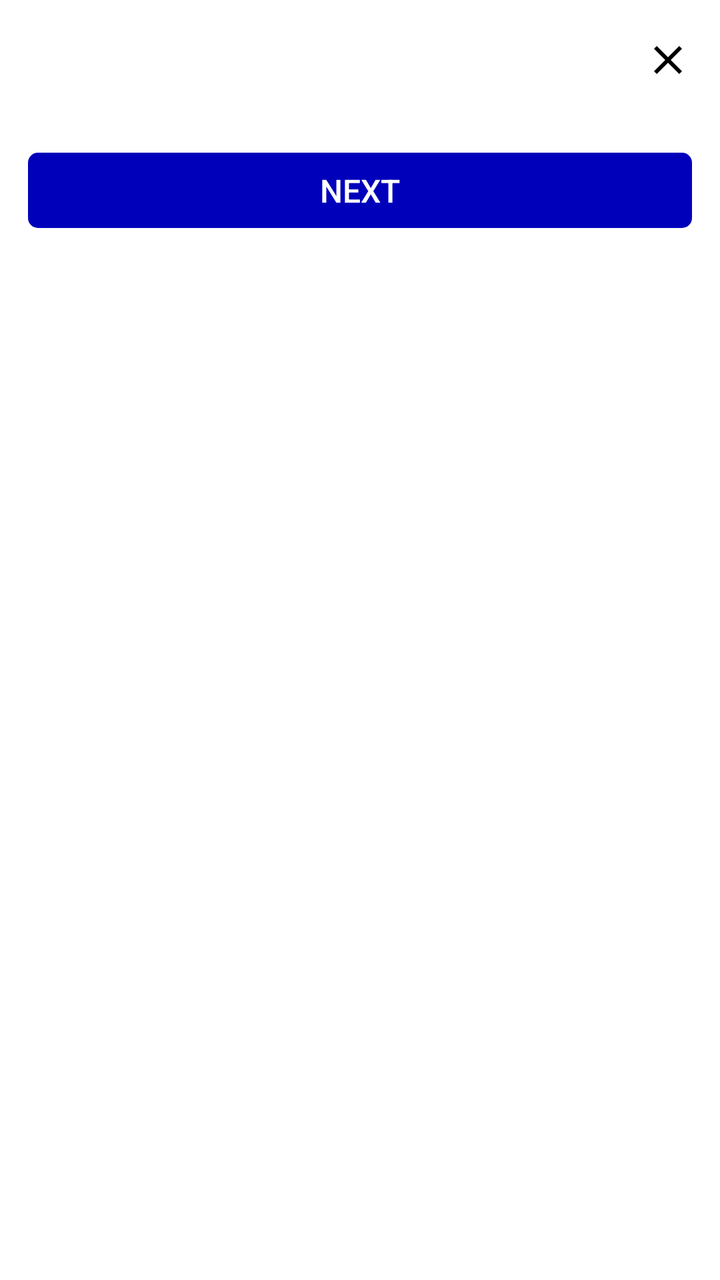
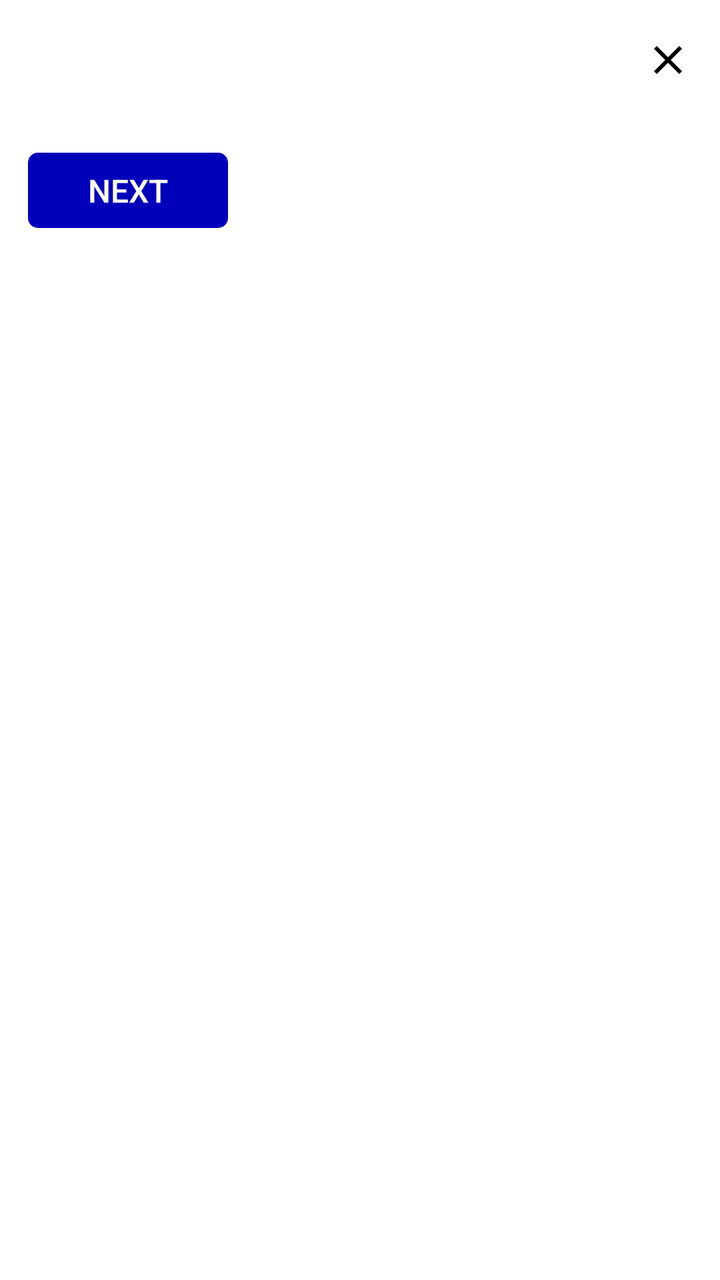

An Android layout rendered at two revisions. The XML below is the earlier revision; the diff shows what the commit changed to produce the second picture.
<!-- AndroidManifest.xml: another module's application theme android:Theme.Light -->
<!-- res/layout/bottom_survey_layout.xml -->
<?xml version="1.0" encoding="utf-8"?>
<LinearLayout
    android:theme="@style/Theme.AppCompat.Light.NoActionBar"
    xmlns:android="http://schemas.android.com/apk/res/android"
    xmlns:app="http://schemas.android.com/apk/res-auto"
    android:layout_width="match_parent"
    android:layout_height="wrap_content"
    android:layout_marginHorizontal="10dp"
    android:layout_marginVertical="10dp"
    android:paddingTop="18dp"
    android:paddingBottom="0dp"
    android:id="@+id/dialog_layout"
    android:background="@drawable/dialog_bg"
    android:clipToPadding="true"
    android:clipChildren="true"
    android:orientation="vertical">
    <RelativeLayout
        android:paddingHorizontal="14dp"
        android:layout_width="match_parent"
        android:layout_height="wrap_content"
        android:orientation="vertical"
        android:layout_marginBottom="0dp"


        >

        <androidx.constraintlayout.widget.ConstraintLayout
            android:id="@+id/question_container"
            android:layout_width="match_parent"
            android:layout_marginBottom="10dp"
            android:layout_height="wrap_content">

            <androidx.appcompat.widget.AppCompatTextView
                android:textAlignment="center"
                android:id="@+id/survey_question_text"
                android:layout_width="0dp"
                android:layout_height="wrap_content"
                android:paddingRight="2dp"
                android:textColor="@color/black"
                android:textSize="18sp"

                app:layout_constraintEnd_toStartOf="@+id/close_dialog_btn"
                app:layout_constraintStart_toStartOf="parent"
                app:layout_constraintTop_toTopOf="parent" />

            <androidx.appcompat.widget.AppCompatImageView
                android:id="@+id/close_dialog_btn"
                android:layout_width="wrap_content"
                android:layout_height="wrap_content"
                android:src="@drawable/ic_close"
                android:visibility="visible"
                android:layout_marginStart="4dp"
                app:layout_constraintEnd_toEndOf="parent"
                app:layout_constraintTop_toTopOf="parent" />
        </androidx.constraintlayout.widget.ConstraintLayout>









        <RelativeLayout
            android:layout_marginVertical="8dp"
            android:id="@+id/dialog_layout_content"
            android:layout_width="match_parent"
            android:layout_height="wrap_content"
            android:layout_below="@+id/question_container"
            android:orientation="vertical"
            android:gravity="center"
            />

        <androidx.appcompat.widget.AppCompatButton
            android:layout_width="match_parent"
            android:layout_height="wrap_content"
            android:layout_below="@+id/dialog_layout_content"
            android:id="@+id/btn_next"
            android:background="@drawable/next_btn_bg"
            android:gravity="center"
            android:foregroundGravity="center_horizontal"
            android:text="Next"
            android:enabled="false"
            android:textSize="16sp"
            android:insetTop="0dp"
            android:insetBottom="0dp"
            android:minHeight="0dp"
            android:minWidth="0dp"
            android:paddingTop="8dp"
            android:paddingBottom="8dp"
            android:paddingHorizontal="10dp"
            android:layout_centerHorizontal="true"

            android:layout_marginTop="8dp"
            android:textColor="@color/white" />






























    </RelativeLayout>












    <com.google.android.material.progressindicator.LinearProgressIndicator
        android:layout_width="match_parent"
        android:layout_height="wrap_content"
        app:trackThickness="6dp"
        android:layout_marginTop="15dp"
        android:id="@+id/horizontal_bottom_progressbar"
        app:trackCornerRadius="10dp"
        app:showAnimationBehavior="outward"
        />
</LinearLayout>
<!-- resources referenced by this layout -->
<resources>
  <color name="black">#FF000000</color>
  <color name="white">#FFFFFFFF</color>
  <!-- drawable dialog_bg (drawable) -->
  <?xml version="1.0" encoding="utf-8"?>
  <shape xmlns:android="http://schemas.android.com/apk/res/android" android:shape="rectangle">
  <corners android:radius="10dp"/>
  
      <padding android:left="0dp" android:right="0dp" android:bottom="0dp" android:top="0dp"/>
  
  </shape>
  <!-- drawable ic_close (drawable) -->
  <vector android:height="24dp" android:tint="#000000"
      android:viewportHeight="24" android:viewportWidth="24"
      android:width="24dp" xmlns:android="http://schemas.android.com/apk/res/android">
      <path android:fillColor="@android:color/white" android:pathData="M19,6.41L17.59,5 12,10.59 6.41,5 5,6.41 10.59,12 5,17.59 6.41,19 12,13.41 17.59,19 19,17.59 13.41,12z"/>
  </vector>
  <!-- drawable next_btn_bg (drawable) -->
  <?xml version="1.0" encoding="utf-8"?>
  <shape xmlns:android="http://schemas.android.com/apk/res/android">
  <corners android:radius="5dp"/>
      <solid android:color="#0000bb"/>
  
  </shape>
</resources>

<!-- the commit's change to res/layout/bottom_survey_layout.xml (unified diff, before → after) -->
@@ -73,27 +73,26 @@
             />
 
         <androidx.appcompat.widget.AppCompatButton
-            android:layout_width="match_parent"
+            android:id="@+id/btn_next"
+            android:layout_width="wrap_content"
             android:layout_height="wrap_content"
             android:layout_below="@+id/dialog_layout_content"
-            android:id="@+id/btn_next"
+            android:layout_marginTop="8dp"
             android:background="@drawable/next_btn_bg"
+            android:enabled="false"
+            android:foregroundGravity="center_horizontal"
             android:gravity="center"
-            android:foregroundGravity="center_horizontal"
-            android:text="Next"
-            android:enabled="false"
-            android:textSize="16sp"
             android:insetTop="0dp"
             android:insetBottom="0dp"
+            android:minWidth="0dp"
             android:minHeight="0dp"
-            android:minWidth="0dp"
+            android:paddingHorizontal="30dp"
             android:paddingTop="8dp"
             android:paddingBottom="8dp"
-            android:paddingHorizontal="10dp"
-            android:layout_centerHorizontal="true"
+            android:text="Next"
 
-            android:layout_marginTop="8dp"
-            android:textColor="@color/white" />
+            android:textColor="@color/white"
+            android:textSize="16sp" />
 
 
 
